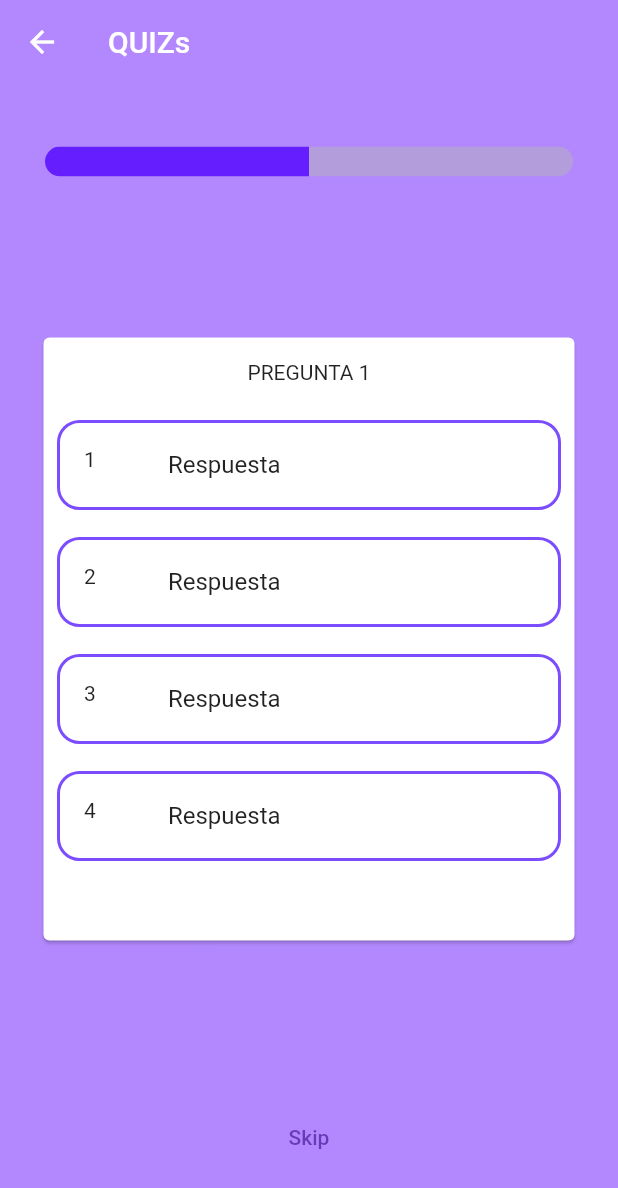
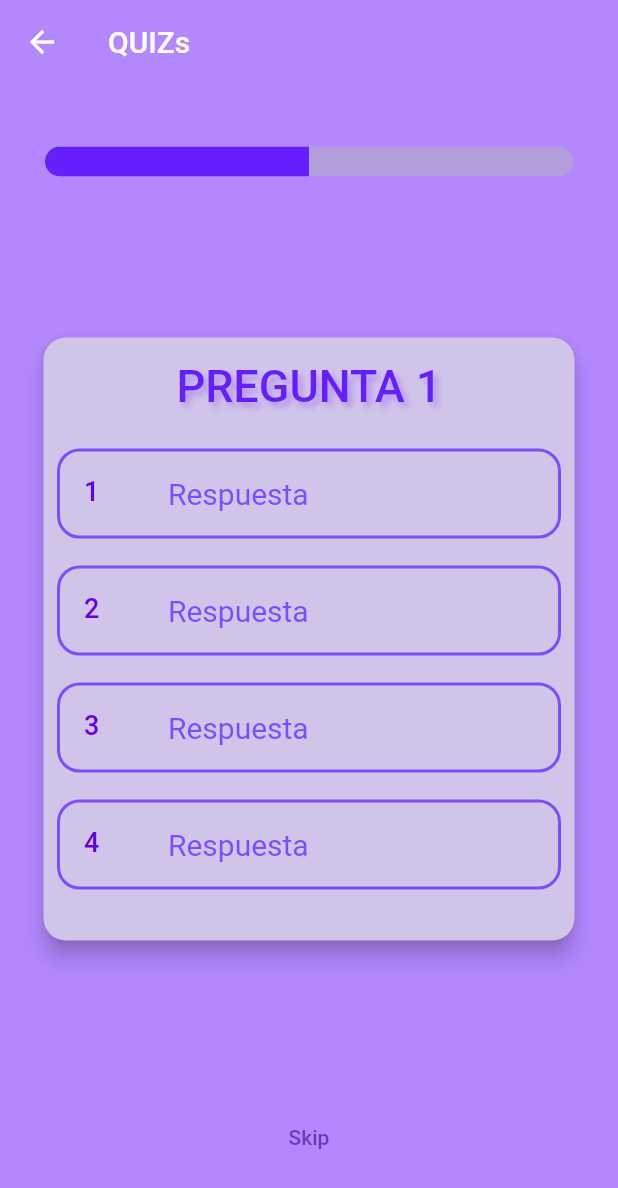
Before and after one commit to SFP95/App_Gramming, a Flutter app: the screen it shows after launch, after a tap on "Start Quiz", on a phone screen of 412 x 824 dp. Shown: the top 1188 px of the screen. Run offline on Flutter 3.47's test engine with Material 2 defaults, Android fonts, the light colour scheme and no system bars.

Commit message:
18.11.22

```diff
--- a/lib/main.dart
+++ b/lib/main.dart
@@ -14,6 +14,35 @@ class MyApp extends StatelessWidget{
       title: 'Gamming',
       theme: ThemeData(
         primarySwatch: Colors.deepPurple,
+        textTheme: TextTheme(
+          headline1: TextStyle(
+            color: Colors.deepPurpleAccent.shade400,
+            fontSize: 30,
+            fontWeight:  FontWeight.w500,
+            shadows: [
+              Shadow(
+               color: Colors.deepPurpleAccent.shade400.withOpacity(.3),
+                offset: const Offset(3, 3),
+                blurRadius: 5,
+              )
+            ]
+          ),
+          headline2: TextStyle(
+              color: Colors.deepPurpleAccent.shade200,
+              fontSize: 20,
+          ),
+          bodyText1: TextStyle(
+            color: Colors.deepPurpleAccent.shade700,
+            fontSize: 18,
+          )
+        ),
+        cardTheme: CardTheme(
+          elevation: 6,
+          color: Colors.deepPurple.shade100,
+          shape: RoundedRectangleBorder(
+            borderRadius: BorderRadius.circular(15),
+          )
+        ),
       ),
       initialRoute: '/',
       routes:{
--- a/lib/pages/QuizPage.dart
+++ b/lib/pages/QuizPage.dart
@@ -42,7 +42,7 @@ class _QuizPageState extends State<QuizPage> {
                   children: [
                     Container(
                       margin: const EdgeInsets.all(15),
-                      child: const Text('PREGUNTA 1'),
+                      child:  Text('PREGUNTA 1',style: Theme.of(context).textTheme.headline1),
                     ),
                     Flexible(
                       child: ListView.builder(
@@ -61,8 +61,9 @@ class _QuizPageState extends State<QuizPage> {
                           borderRadius: BorderRadius.all(Radius.circular(15),
                           ),
                         ),
-                        leading: Text('${index + 1}'),
-                        title: Text('Respuesta'),
+                        leading: Text('${index + 1}',
+                            style: Theme.of(context).textTheme.bodyText1),
+                        title: Text('Respuesta',style: Theme.of(context).textTheme.headline2),
                         onTap: (){
 
                         },
```
